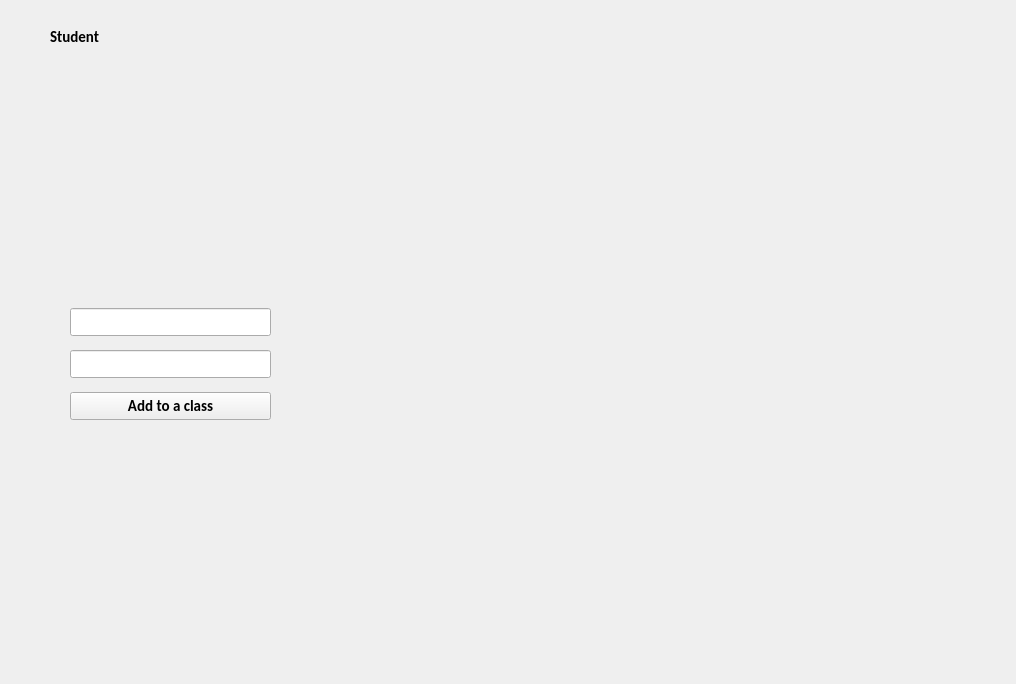
First picture: the form in studyProject/secondwindow.ui, repository fenrirm/study_project, before the edit.
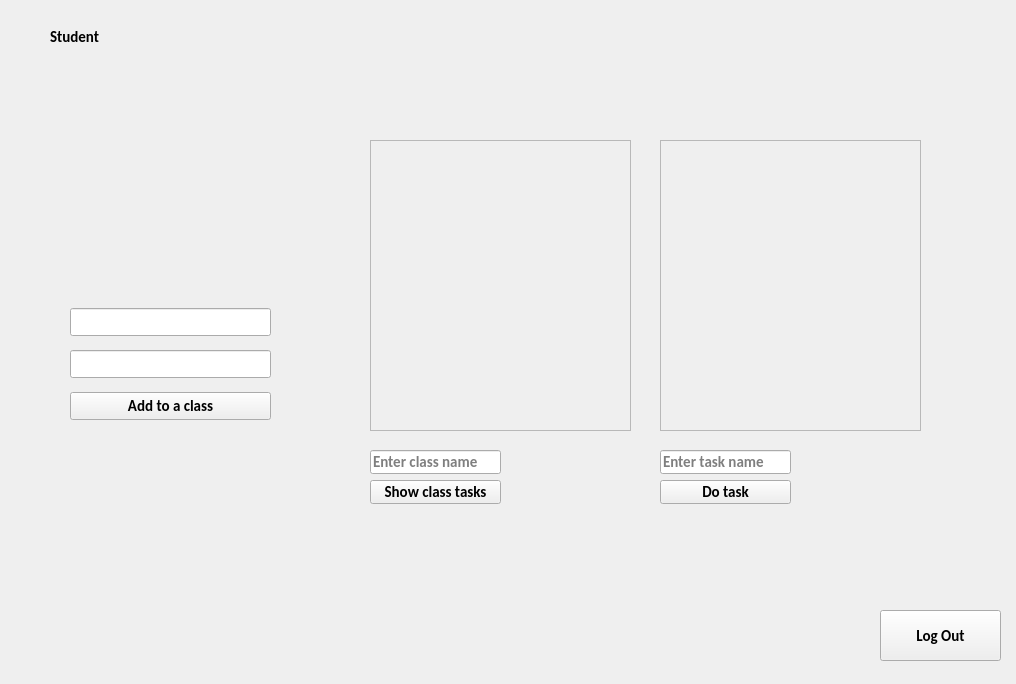
Second picture: the form after the edit. Icons and pictures are not drawn.

Commit message: added classes and tasks show

Diff of the .ui file:
```diff
--- a/studyProject/secondwindow.ui
+++ b/studyProject/secondwindow.ui
@@ -91,7 +91,7 @@
      </item>
     </layout>
    </widget>
-   <widget class="QWidget" name="">
+   <widget class="QWidget" name="layoutWidget">
     <property name="geometry">
      <rect>
       <x>70</x>
@@ -122,6 +122,140 @@
      </item>
     </layout>
    </widget>
+   <widget class="QPushButton" name="logOut">
+    <property name="geometry">
+     <rect>
+      <x>880</x>
+      <y>610</y>
+      <width>121</width>
+      <height>51</height>
+     </rect>
+    </property>
+    <property name="text">
+     <string>Log Out</string>
+    </property>
+   </widget>
+   <widget class="QScrollArea" name="scrollArea_tasks">
+    <property name="geometry">
+     <rect>
+      <x>660</x>
+      <y>140</y>
+      <width>261</width>
+      <height>291</height>
+     </rect>
+    </property>
+    <property name="widgetResizable">
+     <bool>true</bool>
+    </property>
+    <widget class="QWidget" name="SkrollTask">
+     <property name="geometry">
+      <rect>
+       <x>0</x>
+       <y>0</y>
+       <width>259</width>
+       <height>289</height>
+      </rect>
+     </property>
+     <layout class="QGridLayout" name="gridLayout_2">
+      <item row="0" column="0">
+       <widget class="QFrame" name="TaskFrame">
+        <layout class="QVBoxLayout" name="verticalLayout_6">
+         <item>
+          <widget class="QWidget" name="verticalWidget_2" native="true">
+           <layout class="QVBoxLayout" name="TaskLayout"/>
+          </widget>
+         </item>
+        </layout>
+       </widget>
+      </item>
+     </layout>
+    </widget>
+   </widget>
+   <widget class="QScrollArea" name="scrollArea_classrooms">
+    <property name="geometry">
+     <rect>
+      <x>370</x>
+      <y>140</y>
+      <width>261</width>
+      <height>291</height>
+     </rect>
+    </property>
+    <property name="widgetResizable">
+     <bool>true</bool>
+    </property>
+    <widget class="QWidget" name="scrollClass">
+     <property name="geometry">
+      <rect>
+       <x>0</x>
+       <y>0</y>
+       <width>259</width>
+       <height>289</height>
+      </rect>
+     </property>
+     <layout class="QGridLayout" name="gridLayout">
+      <item row="0" column="1">
+       <widget class="QWidget" name="verticalWidget" native="true">
+        <layout class="QVBoxLayout" name="ClassLayout"/>
+       </widget>
+      </item>
+     </layout>
+    </widget>
+   </widget>
+   <widget class="QPushButton" name="ShowClassTasks">
+    <property name="geometry">
+     <rect>
+      <x>370</x>
+      <y>480</y>
+      <width>131</width>
+      <height>24</height>
+     </rect>
+    </property>
+    <property name="text">
+     <string>Show class tasks</string>
+    </property>
+   </widget>
+   <widget class="QLineEdit" name="ClassNameToShow">
+    <property name="geometry">
+     <rect>
+      <x>370</x>
+      <y>450</y>
+      <width>131</width>
+      <height>24</height>
+     </rect>
+    </property>
+    <property name="placeholderText">
+     <string>Enter class name</string>
+    </property>
+   </widget>
+   <widget class="QLineEdit" name="TaskToDo">
+    <property name="geometry">
+     <rect>
+      <x>660</x>
+      <y>450</y>
+      <width>131</width>
+      <height>24</height>
+     </rect>
+    </property>
+    <property name="text">
+     <string/>
+    </property>
+    <property name="placeholderText">
+     <string>Enter task name</string>
+    </property>
+   </widget>
+   <widget class="QPushButton" name="DoTask">
+    <property name="geometry">
+     <rect>
+      <x>660</x>
+      <y>480</y>
+      <width>131</width>
+      <height>24</height>
+     </rect>
+    </property>
+    <property name="text">
+     <string>Do task</string>
+    </property>
+   </widget>
   </widget>
  </widget>
  <resources/>
```
The commit also changes 46 other files.
